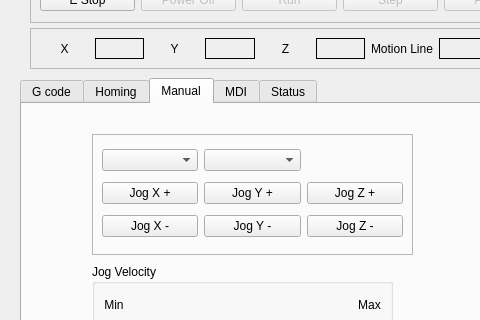
First picture: the form in emc/src/emc.ui, repository jethornton/EMC6, before the edit; both pictures show x 0 to 480 and y 110 to 430 of the 800 by 600 pixel window.
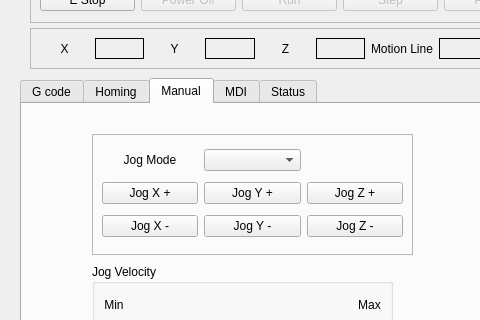
Second picture: the form after the edit. The open tabs and pages were chosen to show the change.

Commit message: make jog mode selector a single combo box

Patch:
```diff
--- a/emc/src/emc.ui
+++ b/emc/src/emc.ui
@@ -425,9 +425,6 @@
          </property>
         </widget>
        </item>
-       <item row="0" column="0">
-        <widget class="QComboBox" name="jog_modes_cb"/>
-       </item>
        <item row="2" column="1">
         <widget class="QPushButton" name="jog_minus_pb_1">
          <property name="text">
@@ -435,9 +432,6 @@
          </property>
         </widget>
        </item>
-       <item row="0" column="1">
-        <widget class="QComboBox" name="jog_increments_cb"/>
-       </item>
        <item row="2" column="0">
         <widget class="QPushButton" name="jog_minus_pb_0">
          <property name="text">
@@ -466,6 +460,19 @@
          </property>
         </widget>
        </item>
+       <item row="0" column="1">
+        <widget class="QComboBox" name="jog_modes_cb"/>
+       </item>
+       <item row="0" column="0">
+        <widget class="QLabel" name="label_6">
+         <property name="text">
+          <string>Jog Mode</string>
+         </property>
+         <property name="alignment">
+          <set>Qt::AlignCenter</set>
+         </property>
+        </widget>
+       </item>
       </layout>
      </widget>
      <widget class="QGroupBox" name="groupBox">
```
The commit also changes 2 other files.
